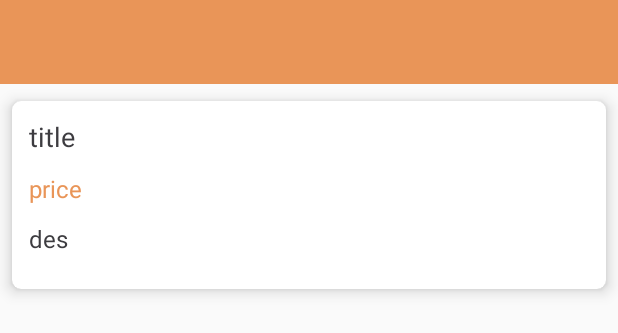
After one commit to TOTOROYang/ErHuo, an Android app: the layout activity_goods_detail.xml on its own in the app's theme, with its tools: preview values and no code run, on a phone screen of 412 x 824 dp. The commit adds this screen. Shown: the top 333 px of the screen. Run offline under Robolectric (Android 15) with nearby library versions, the phone set to English and light mode, and no system bars.

Commit message:
add goodsdetailactivity

```diff
--- a/app/src/main/AndroidManifest.xml
+++ b/app/src/main/AndroidManifest.xml
@@ -45,7 +45,8 @@
         <activity android:name=".ui.AboutErHuo" />
         <activity android:name=".ui.ErHuoVersionActivity" />
         <activity android:name=".ui.ErHuoTeamActivity" />
-        <activity android:name=".ui.ErHuoReplyActivity"></activity>
+        <activity android:name=".ui.ErHuoReplyActivity" />
+        <activity android:name=".ui.GoodsDetailActivity"></activity>
     </application>
 
 </manifest>
--- a/app/src/main/java/com/htu/erhuo/ui/adapter/GoodsListAdapter.java
+++ b/app/src/main/java/com/htu/erhuo/ui/adapter/GoodsListAdapter.java
@@ -63,4 +63,9 @@ public class GoodsListAdapter extends BaseQuickAdapter<ItemInfo, BaseViewHolder>
                 break;
         }
     }
+
+    @Override
+    public ItemInfo getItem(int position) {
+        return super.getItem(position);
+    }
 }
--- a/app/src/main/java/com/htu/erhuo/ui/fragment/MeFragment.java
+++ b/app/src/main/java/com/htu/erhuo/ui/fragment/MeFragment.java
@@ -14,7 +14,6 @@ import android.widget.RelativeLayout;
 import android.widget.TextView;
 import android.widget.Toast;
 
-import com.bumptech.glide.Glide;
 import com.htu.erhuo.R;
 import com.htu.erhuo.application.EHApplication;
 import com.htu.erhuo.entity.UserInfo;
@@ -29,7 +28,6 @@ import com.htu.erhuo.utils.PreferenceUtils;
 import butterknife.BindView;
 import butterknife.ButterKnife;
 import butterknife.OnClick;
-import jp.wasabeef.glide.transformations.BlurTransformation;
 
 /**
  * Description
@@ -118,8 +116,9 @@ public class MeFragment extends Fragment {
         }
     }
 
-    @OnClick(R.id.btn_my_goods)
+    @OnClick({R.id.btn_my_goods, R.id.btn_my_favorite})
     void clickMyGoods() {
+        // TODO: 2017/3/31 我的收藏
         if (isLogin) {
             Intent intent = new Intent(getContext(), MyGoodsActivity.class);
             Bundle bundle = new Bundle();
--- /dev/null
+++ b/app/src/main/java/com/htu/erhuo/ui/view/ScrollGridView.java
@@ -0,0 +1,33 @@
+package com.htu.erhuo.ui.view;
+
+import android.content.Context;
+import android.util.AttributeSet;
+import android.view.View;
+import android.widget.GridView;
+
+/**
+ * Description
+ * Created by yzw on 2017/3/31.
+ */
+
+public class ScrollGridView extends GridView {
+
+    public ScrollGridView(Context context, AttributeSet attrs) {
+        super(context, attrs);
+    }
+
+    public ScrollGridView(Context context) {
+        super(context);
+    }
+
+    public ScrollGridView(Context context, AttributeSet attrs, int defStyle) {
+        super(context, attrs, defStyle);
+    }
+    //该自定义控件只是重写了GridView的onMeasure方法，使其不会出现滚动条，ScrollView嵌套ListView也是同样的道理，不再赘述。
+    @Override
+    public void onMeasure(int widthMeasureSpec, int heightMeasureSpec) {
+        int expandSpec = View.MeasureSpec.makeMeasureSpec(
+                Integer.MAX_VALUE >> 2, View.MeasureSpec.AT_MOST);
+        super.onMeasure(widthMeasureSpec, expandSpec);
+    }
+}
--- /dev/null
+++ b/app/src/main/res/layout/activity_goods_detail.xml
@@ -0,0 +1,77 @@
+<?xml version="1.0" encoding="utf-8"?>
+<LinearLayout xmlns:android="http://schemas.android.com/apk/res/android"
+    xmlns:app="http://schemas.android.com/apk/res-auto"
+    android:layout_width="match_parent"
+    android:layout_height="wrap_content"
+    android:orientation="vertical">
+
+    <android.support.v7.widget.Toolbar
+        android:id="@+id/tool_bar"
+        android:layout_width="match_parent"
+        android:layout_height="?attr/actionBarSize"
+        android:background="@color/colorPrimary"
+        android:title="@string/str_goods_detail" />
+
+    <android.support.v7.widget.CardView
+        android:layout_width="match_parent"
+        android:layout_height="match_parent"
+        android:clickable="true"
+        android:foreground="?android:attr/selectableItemBackground"
+        app:cardBackgroundColor="@color/white"
+        app:cardCornerRadius="6dp"
+        app:cardElevation="6dp"
+        app:cardMaxElevation="6dp"
+        app:cardPreventCornerOverlap="true"
+        app:cardUseCompatPadding="true">
+
+        <ScrollView
+            android:layout_width="match_parent"
+            android:layout_height="match_parent"
+            android:scrollbars="none">
+
+            <RelativeLayout
+                android:layout_width="match_parent"
+                android:layout_height="wrap_content"
+                android:padding="11dp">
+
+                <TextView
+                    android:id="@+id/tv_goods_detail_title"
+                    android:layout_width="wrap_content"
+                    android:layout_height="wrap_content"
+                    android:text="title"
+                    android:textColor="@color/black"
+                    android:textSize="18sp" />
+
+                <TextView
+                    android:id="@+id/tv_goods_detail_price"
+                    android:layout_width="wrap_content"
+                    android:layout_height="wrap_content"
+                    android:layout_below="@+id/tv_goods_detail_title"
+                    android:layout_marginTop="11dp"
+                    android:text="price"
+                    android:textColor="@color/colorPrimary"
+                    android:textSize="16sp" />
+
+                <TextView
+                    android:id="@+id/tv_goods_detail_des"
+                    android:layout_width="wrap_content"
+                    android:layout_height="wrap_content"
+                    android:layout_below="@+id/tv_goods_detail_price"
+                    android:layout_marginTop="11dp"
+                    android:text="des"
+                    android:textColor="@color/black"
+                    android:textSize="16sp" />
+
+                <com.htu.erhuo.ui.view.ScrollGridView
+                    android:id="@+id/gv_goods_detail_photo"
+                    android:layout_width="match_parent"
+                    android:layout_height="match_parent"
+                    android:layout_below="@+id/tv_goods_detail_des"
+                    android:layout_marginTop="11dp"
+                    android:numColumns="1"
+                    android:scrollbars="none"
+                    android:verticalSpacing="11dp" />
+            </RelativeLayout>
+        </ScrollView>
+    </android.support.v7.widget.CardView>
+</LinearLayout>
--- a/app/src/main/res/layout/recycler_item.xml
+++ b/app/src/main/res/layout/recycler_item.xml
@@ -2,6 +2,7 @@
 <RelativeLayout xmlns:android="http://schemas.android.com/apk/res/android"
     xmlns:app="http://schemas.android.com/apk/res-auto"
     android:layout_width="match_parent"
+    android:clickable="true"
     android:layout_height="wrap_content">
 
     <android.support.v7.widget.CardView
```
Also changed, not shown: app/src/main/java/com/htu/erhuo/ui/GoodsDetailActivity.java (added, +84 -0 lines), app/src/main/java/com/htu/erhuo/ui/adapter/GoodsDetailPictureAdapter.java (added, +76 -0 lines), app/src/main/java/com/htu/erhuo/ui/fragment/MainGoodsFragment.java (+14 -1 lines), app/src/main/res/layout/item_goods_detail_picture.xml (added, +13 -0 lines), app/src/main/res/values/strings.xml (+4 -3 lines).
